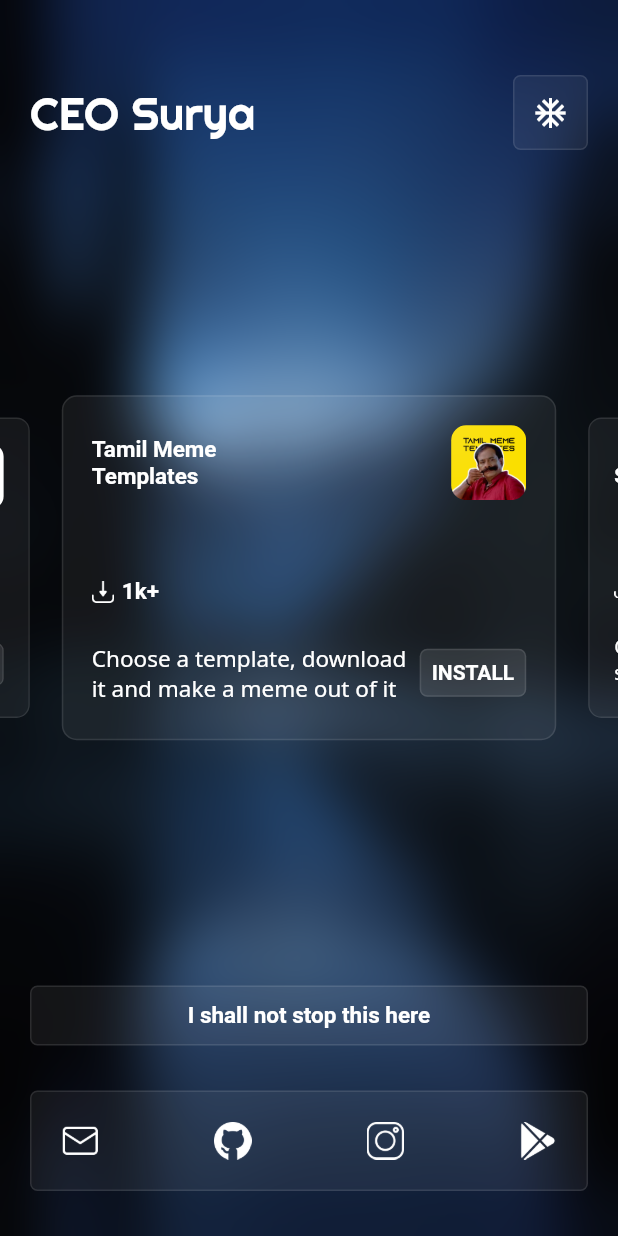
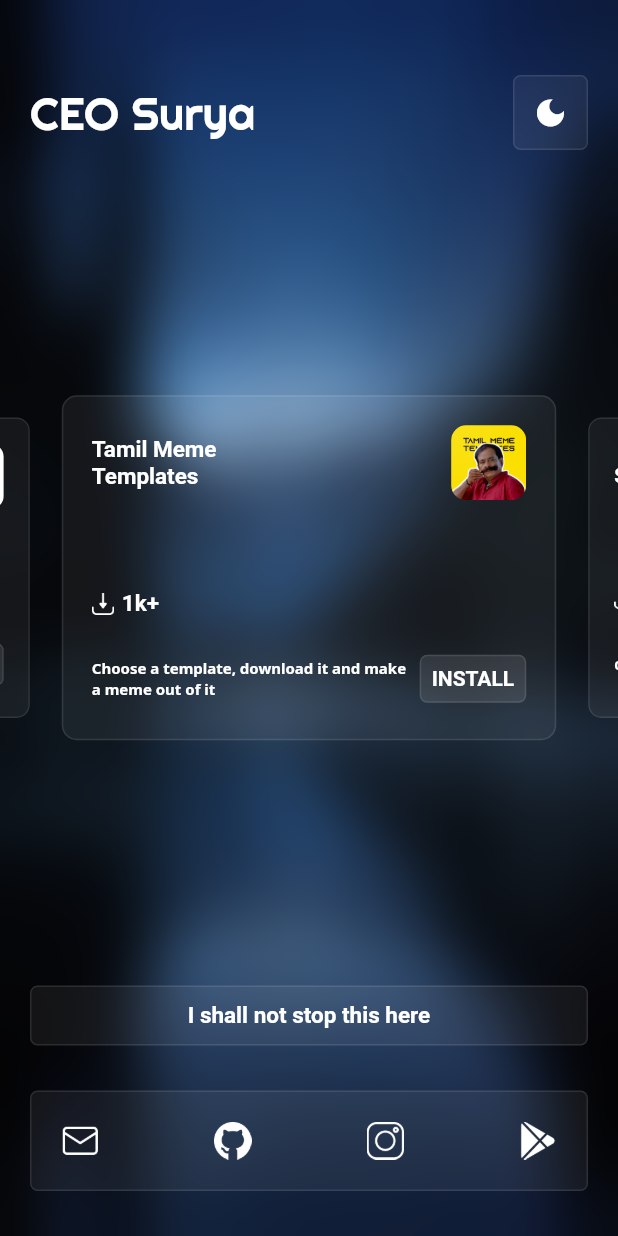
Before and after one commit to suryanarayanms/Flutter-Gallery, a Flutter app: the screen it shows after launch, on a phone screen of 412 x 824 dp. Run offline on Flutter 3.47's test engine with Material 2 defaults, Android fonts, the phone set to English and light mode, and no system bars; drawn by our look-alikes of carousel_slider; our stand-ins replace google_fonts; Roboto replaces fonts that are missing (Audiowide, Michroma).

Commit message:
Final Launch

```diff
--- a/lib/Apps/app_list.dart
+++ b/lib/Apps/app_list.dart
@@ -100,8 +100,8 @@
                           description,
                           style: GoogleFonts.notoSans(
                               color: Colors.white,
-                              // fontWeight: FontWeight.bold,
-                              fontSize: 15),
+                              fontWeight: FontWeight.bold,
+                              fontSize: 10),
                         ),
                       ),
                       (downloads != "")
@@ -239,8 +239,8 @@
                           description,
                           style: GoogleFonts.notoSans(
                               color: Colors.grey[700],
-                              // fontWeight: FontWeight.bold,
-                              fontSize: 15),
+                              fontWeight: FontWeight.bold,
+                              fontSize: 10),
                         ),
                       ),
                       (downloads != "")
--- a/lib/Pages/homepage.dart
+++ b/lib/Pages/homepage.dart
@@ -60,7 +60,7 @@
                               ),
                               height: 50,
                               width: 50,
-                              child: const Icon(Icons.ac_unit_outlined,
+                              child: const Icon(Icons.dark_mode,
                                   color: Colors.white),
                             )),
                       ],
@@ -273,7 +273,7 @@
                                         spreadRadius: 1)
                                   ],
                                 ),
-                                child: const Icon(Icons.light,
+                                child: const Icon(Icons.light_mode,
                                     color: Colors.black))),
                       ],
                     ),
--- a/pubspec.yaml
+++ b/pubspec.yaml
@@ -67,7 +67,6 @@
   # To add assets to your application, add an assets section, like this:
   assets:
     - lib/images/
-    - google_fonts/
   #   - images/a_dot_ham.jpeg
 
   # An image asset can refer to one or more resolution-specific "variants", see
```
Also changed, not shown: 1 other file.
